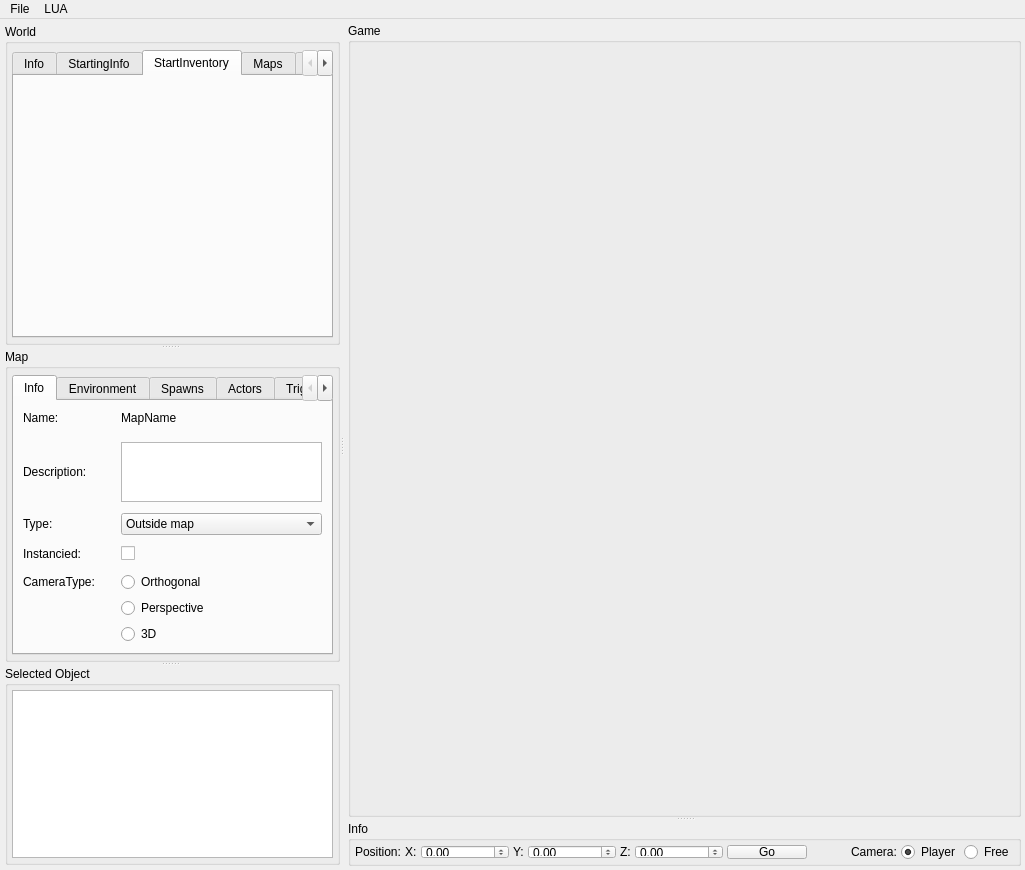
Before: the Qt Designer form Editor/editor.ui in LBALab/lbanet, drawn with Qt 5.
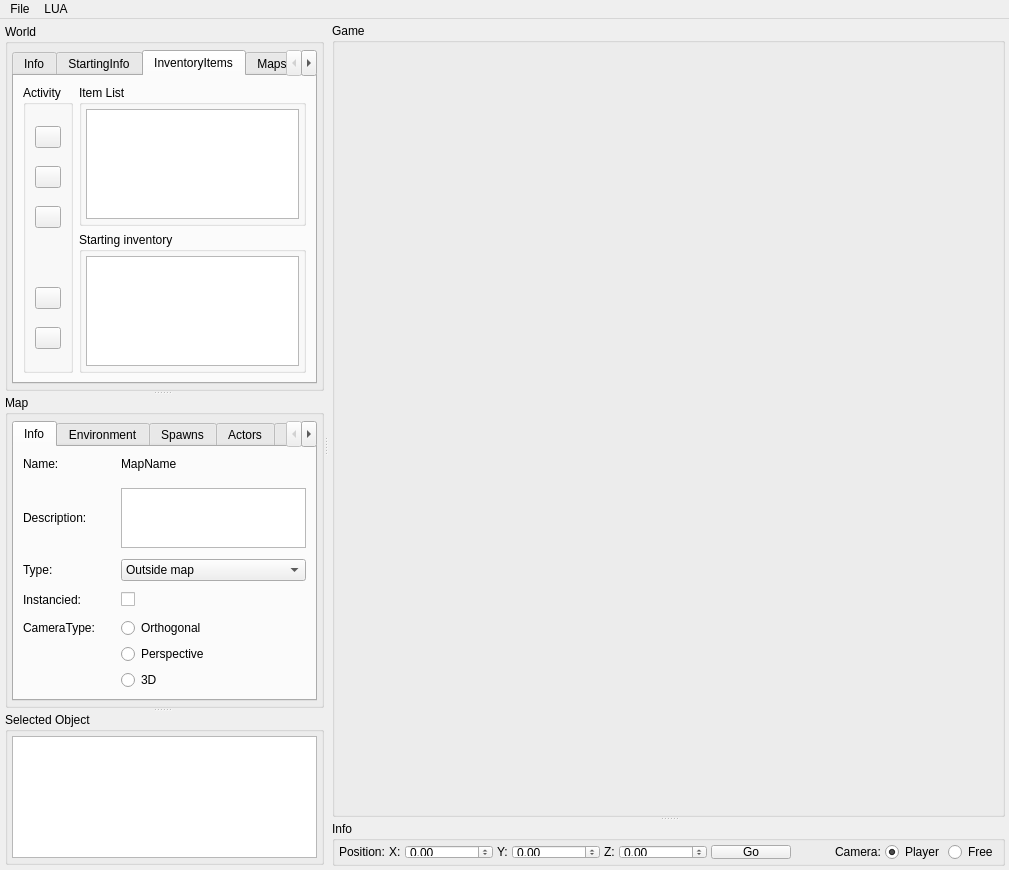
After: the same form once the commit is applied. The open tabs and pages were chosen to show the change. Icons and pictures are not drawn.

What changed in the file:
```diff
--- a/Editor/editor.ui
+++ b/Editor/editor.ui
@@ -81,7 +81,7 @@
                <item>
                 <widget class="QTabWidget" name="tabWidgetworld">
                  <property name="currentIndex">
-                  <number>0</number>
+                  <number>2</number>
                  </property>
                  <widget class="QWidget" name="tab_worldinfo">
                   <attribute name="title">
@@ -304,36 +304,6 @@
                         </property>
                        </spacer>
                       </item>
-                      <item row="0" column="6">
-                       <widget class="QLabel" name="lbaelstartin_armor">
-                        <property name="text">
-                         <string>Armor:</string>
-                        </property>
-                       </widget>
-                      </item>
-                      <item row="0" column="5">
-                       <spacer name="horizontalSpacer_6">
-                        <property name="orientation">
-                         <enum>Qt::Horizontal</enum>
-                        </property>
-                        <property name="sizeType">
-                         <enum>QSizePolicy::Preferred</enum>
-                        </property>
-                        <property name="sizeHint" stdset="0">
-                         <size>
-                          <width>20</width>
-                          <height>20</height>
-                         </size>
-                        </property>
-                       </spacer>
-                      </item>
-                      <item row="0" column="7">
-                       <widget class="QSpinBox" name="spinBox_startingarmor">
-                        <property name="maximum">
-                         <number>1000</number>
-                        </property>
-                       </widget>
-                      </item>
                      </layout>
                     </widget>
                    </item>
@@ -428,8 +398,191 @@
                  </widget>
                  <widget class="QWidget" name="tabstartinventory">
                   <attribute name="title">
-                   <string>StartInventory</string>
+                   <string>InventoryItems</string>
                   </attribute>
+                  <layout class="QGridLayout" name="gridLayout_7">
+                   <item row="0" column="1">
+                    <widget class="QGroupBox" name="groupBox_worldmaps_tplist_3">
+                     <property name="title">
+                      <string>Item List</string>
+                     </property>
+                     <layout class="QHBoxLayout" name="horizontalLayout_21">
+                      <property name="margin">
+                       <number>4</number>
+                      </property>
+                      <item>
+                       <widget class="QTableView" name="tableView_ItemList">
+                        <property name="selectionMode">
+                         <enum>QAbstractItemView::SingleSelection</enum>
+                        </property>
+                        <property name="selectionBehavior">
+                         <enum>QAbstractItemView::SelectRows</enum>
+                        </property>
+                       </widget>
+                      </item>
+                     </layout>
+                    </widget>
+                   </item>
+                   <item row="1" column="1">
+                    <widget class="QGroupBox" name="groupBox_worldmaps_tplist_4">
+                     <property name="title">
+                      <string>Starting inventory</string>
+                     </property>
+                     <layout class="QHBoxLayout" name="horizontalLayout_23">
+                      <property name="margin">
+                       <number>4</number>
+                      </property>
+                      <item>
+                       <widget class="QTableView" name="tableView_ItemList_starting">
+                        <property name="selectionMode">
+                         <enum>QAbstractItemView::SingleSelection</enum>
+                        </property>
+                        <property name="selectionBehavior">
+                         <enum>QAbstractItemView::SelectRows</enum>
+                        </property>
+                       </widget>
+                      </item>
+                     </layout>
+                    </widget>
+                   </item>
+                   <item row="0" column="0" rowspan="2">
+                    <widget class="QGroupBox" name="groupBox_worldmap_tpaction_3">
+                     <property name="maximumSize">
+                      <size>
+                       <width>50</width>
+                       <height>16777215</height>
+                      </size>
+                     </property>
+                     <property name="title">
+                      <string>Activity</string>
+                     </property>
+                     <layout class="QVBoxLayout" name="verticalLayout_11">
+                      <item>
+                       <widget class="QPushButton" name="pushButton_additem">
+                        <property name="toolTip">
+                         <string>Add Teleport</string>
+                        </property>
+                        <property name="text">
+                         <string/>
+                        </property>
+                        <property name="icon">
+                         <iconset resource="editor.qrc">
+                          <normaloff>:/Editor/Resources/icons/PNG/onebit_31.png</normaloff>:/Editor/Resources/icons/PNG/onebit_31.png</iconset>
+                        </property>
+                        <property name="iconSize">
+                         <size>
+                          <width>20</width>
+                          <height>20</height>
+                         </size>
+                        </property>
+                        <property name="flat">
+                         <bool>false</bool>
+                        </property>
+                       </widget>
+                      </item>
+                      <item>
+                       <widget class="QPushButton" name="pushButton_removeitem">
+                        <property name="toolTip">
+                         <string>Remove selected teleport</string>
+                        </property>
+                        <property name="text">
+                         <string/>
+                        </property>
+                        <property name="icon">
+                         <iconset resource="editor.qrc">
+                          <normaloff>:/Editor/Resources/icons/PNG/onebit_32.png</normaloff>:/Editor/Resources/icons/PNG/onebit_32.png</iconset>
+                        </property>
+                        <property name="iconSize">
+                         <size>
+                          <width>20</width>
+                          <height>20</height>
+                         </size>
+                        </property>
+                       </widget>
+                      </item>
+                      <item>
+                       <widget class="QPushButton" name="pushButton_selectitem">
+                        <property name="toolTip">
+                         <string>Teleport to selected</string>
+                        </property>
+                        <property name="text">
+                         <string/>
+                        </property>
+                        <property name="icon">
+                         <iconset resource="editor.qrc">
+                          <normaloff>:/Editor/Resources/icons/PNG/onebit_27.png</normaloff>:/Editor/Resources/icons/PNG/onebit_27.png</iconset>
+                        </property>
+                        <property name="iconSize">
+                         <size>
+                          <width>20</width>
+                          <height>20</height>
+                         </size>
+                        </property>
+                       </widget>
+                      </item>
+                      <item>
+                       <spacer name="verticalSpacer_13">
+                        <property name="orientation">
+                         <enum>Qt::Vertical</enum>
+                        </property>
+                        <property name="sizeType">
+                         <enum>QSizePolicy::Minimum</enum>
+                        </property>
+                        <property name="sizeHint" stdset="0">
+                         <size>
+                          <width>20</width>
+                          <height>41</height>
+                         </size>
+                        </property>
+                       </spacer>
+                      </item>
+                      <item>
+                       <widget class="QPushButton" name="pushButton_additem_2">
+                        <property name="toolTip">
+                         <string>Add Teleport</string>
+                        </property>
+                        <property name="text">
+                         <string/>
+                        </property>
+                        <property name="icon">
+                         <iconset resource="editor.qrc">
+                          <normaloff>:/Editor/Resources/icons/PNG/onebit_31.png</normaloff>:/Editor/Resources/icons/PNG/onebit_31.png</iconset>
+                        </property>
+                        <property name="iconSize">
+                         <size>
+                          <width>20</width>
+                          <height>20</height>
+                         </size>
+                        </property>
+                        <property name="flat">
+                         <bool>false</bool>
+                        </property>
+                       </widget>
+                      </item>
+                      <item>
+                       <widget class="QPushButton" name="pushButton_removeitem_2">
+                        <property name="toolTip">
+                         <string>Remove selected teleport</string>
+                        </property>
+                        <property name="text">
+                         <string/>
+                        </property>
+                        <property name="icon">
+                         <iconset resource="editor.qrc">
+                          <normaloff>:/Editor/Resources/icons/PNG/onebit_32.png</normaloff>:/Editor/Resources/icons/PNG/onebit_32.png</iconset>
+                        </property>
+                        <property name="iconSize">
+                         <size>
+                          <width>20</width>
+                          <height>20</height>
+                         </size>
+                        </property>
+                       </widget>
+                      </item>
+                     </layout>
+                    </widget>
+                   </item>
+                  </layout>
                  </widget>
                  <widget class="QWidget" name="tab_maps">
                   <attribute name="title">
@@ -1738,7 +1891,7 @@
      <x>0</x>
      <y>0</y>
      <width>960</width>
-     <height>20</height>
+     <height>21</height>
     </rect>
    </property>
    <widget class="QMenu" name="menuFile">
```
